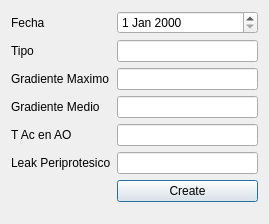
This is dialogprotesismecanica.ui in iyustlop/valvulares as Qt 5 draws it before an edit. The edited form follows.
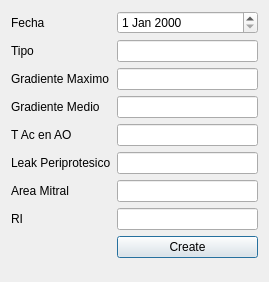
This is the edited form.

The edit to the form file:
```diff
--- a/dialogprotesismecanica.ui
+++ b/dialogprotesismecanica.ui
@@ -7,7 +7,7 @@
     <x>0</x>
     <y>0</y>
     <width>269</width>
-    <height>224</height>
+    <height>282</height>
    </rect>
   </property>
   <property name="windowTitle">
@@ -54,7 +54,7 @@
    <item row="4" column="1">
     <widget class="QLineEdit" name="lineEditTacEnAo"/>
    </item>
-   <item row="6" column="1">
+   <item row="8" column="1">
     <widget class="QPushButton" name="pushButtonProtMec">
      <property name="text">
       <string>Create</string>
@@ -81,6 +81,26 @@
      </property>
     </widget>
    </item>
+   <item row="6" column="1">
+    <widget class="QLineEdit" name="lineEditAreaMitral"/>
+   </item>
+   <item row="6" column="0">
+    <widget class="QLabel" name="label_7">
+     <property name="text">
+      <string>Area Mitral</string>
+     </property>
+    </widget>
+   </item>
+   <item row="7" column="1">
+    <widget class="QLineEdit" name="lineEditRI"/>
+   </item>
+   <item row="7" column="0">
+    <widget class="QLabel" name="label_8">
+     <property name="text">
+      <string>RI</string>
+     </property>
+    </widget>
+   </item>
   </layout>
  </widget>
  <resources/>
```
